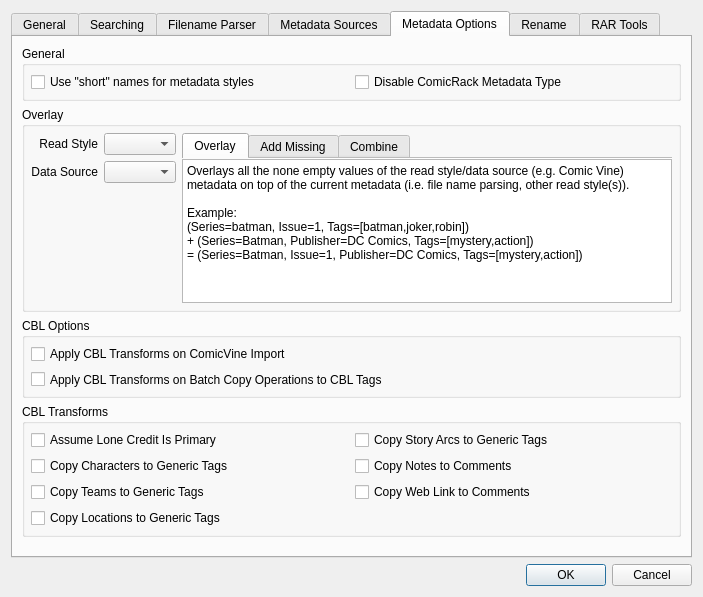
comictagger/comictagger, file comictaggerlib/ui/settingswindow.ui: the form before one commit.
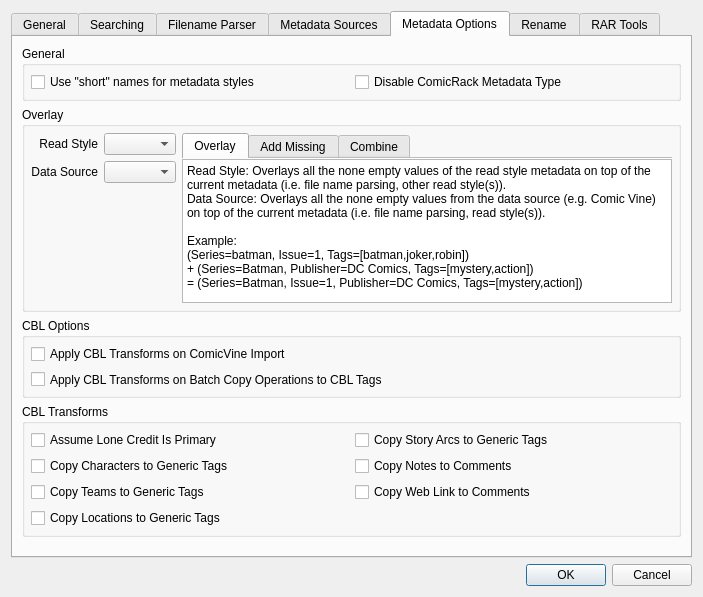
The form after the commit.

Commit message: Add OverlayMode options for read style and data source

```diff
--- a/comictaggerlib/ui/settingswindow.ui
+++ b/comictaggerlib/ui/settingswindow.ui
@@ -755,7 +755,8 @@
                    <bool>false</bool>
                   </property>
                   <property name="plainText">
-                   <string>Overlays all the none empty values of the read style/data source (e.g. Comic Vine) metadata on top of the current metadata (i.e. file name parsing, other read style(s)).
+                   <string>Read Style: Overlays all the none empty values of the read style metadata on top of the current metadata (i.e. file name parsing, other read style(s)).
+Data Source: Overlays all the none empty values from the data source (e.g. Comic Vine) on top of the current metadata (i.e. file name parsing, read style(s)).
 
 Example:
 (Series=batman, Issue=1, Tags=[batman,joker,robin])
```
Left out of the diff: 6 changed lines with no effect on the pictures. The commit also changes 4 other files.
